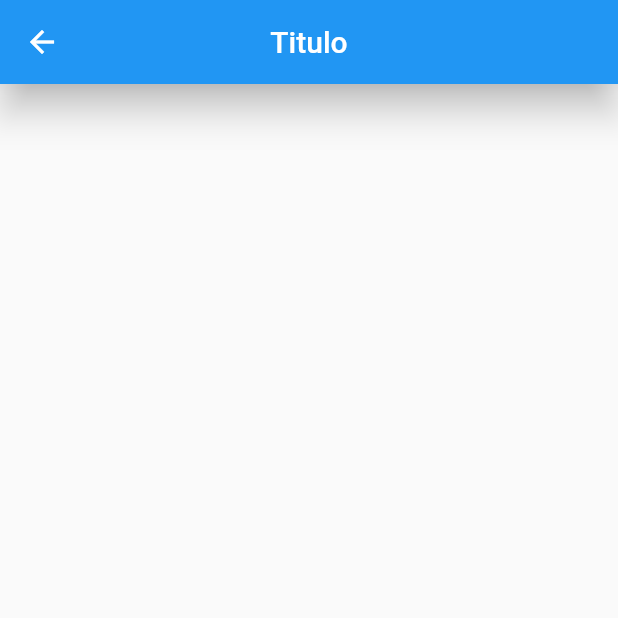
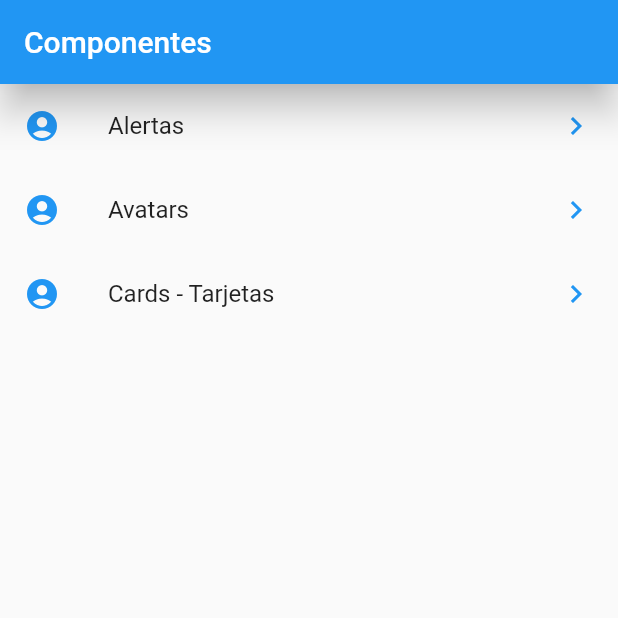
Before and after one commit to MegalLink/Curso-flutter-introductorio, a Flutter app: the HomePage screen opened directly, on a phone screen of 412 x 824 dp, the top half of it. Run offline on Flutter 3.47's test engine with Material 2 defaults, Android fonts, the light colour scheme and no system bars.

Commit message:
Async request with Future Builder from json file asset

```diff
--- /dev/null
+++ b/assets/data/menu_opts.json
@@ -0,0 +1,20 @@
+{
+    "nombreApp" : "Componentes",
+    "rutas" : [
+        {
+            "ruta" : "alert",
+            "icon" : "add_alert",
+            "texto": "Alertas"
+        },
+        {
+            "ruta" : "avatar",
+            "icon" : "accessibility",
+            "texto": "Avatars"
+        },
+        {
+            "ruta" : "card",
+            "icon" : "folder_open",
+            "texto": "Cards - Tarjetas"
+        }
+    ]
+}
--- a/lib/src/app.dart
+++ b/lib/src/app.dart
@@ -1,6 +1,4 @@
-import 'package:contador_app/src/pages/contador_page.dart';
-import 'package:contador_app/src/pages/listview_page.dart';
-// import 'package:contador_app/src/pages/home_page.dart';
+import 'package:contador_app/src/pages/home_page.dart';
 import 'package:flutter/material.dart';
 
 class MyApp extends StatelessWidget {
@@ -9,7 +7,7 @@ class MyApp extends StatelessWidget {
     return MaterialApp(
         debugShowCheckedModeBanner: false,
         home: Center(
-          child: ListViewPage(),
+          child: HomePage(),
         ));
   }
 }
--- a/lib/src/pages/home_page.dart
+++ b/lib/src/pages/home_page.dart
@@ -1,3 +1,4 @@
+import 'package:contador_app/src/providers/menu_provider.dart';
 import 'package:flutter/material.dart';
 
 class HomePage extends StatelessWidget {
@@ -5,11 +6,42 @@ class HomePage extends StatelessWidget {
   Widget build(BuildContext context) {
     return Scaffold(
       appBar: AppBar(
-        title: Text("Titulo"),
-        centerTitle: true,
+        title: Text("Componentes"),
         elevation: 10.0,
       ),
-      body: Center(),
+      body: _lista(),
     );
   }
+
+  Widget _lista() {
+    return FutureBuilder(
+      future: menuProvider.cargarData(),
+      initialData: [],
+      builder: (BuildContext context, AsyncSnapshot<List<dynamic>> snapshot) {
+        return ListView(
+          children: _listaItems(snapshot.data),
+        );
+      },
+    );
+  }
+
+  List<Widget> _listaItems(List<dynamic> data) {
+    print(data);
+    List<ListTile> lista = new List();
+    data.forEach((element) => {
+          lista.add(ListTile(
+            leading: Icon(
+              Icons.account_circle,
+              color: Colors.blue,
+            ),
+            title: Text(element['texto']),
+            trailing: Icon(
+              Icons.keyboard_arrow_right,
+              color: Colors.blue,
+            ),
+          ))
+        });
+
+    return lista;
+  }
 }
--- a/pubspec.yaml
+++ b/pubspec.yaml
@@ -45,7 +45,8 @@ flutter:
   uses-material-design: true
 
   # To add assets to your application, add an assets section, like this:
-  # assets:
+  assets:
+    - assets/data/menu_opts.json
   #   - images/a_dot_burr.jpeg
   #   - images/a_dot_ham.jpeg
 
```
Also changed, not shown: lib/src/providers/menu_provider.dart (added, +16 -0 lines).
